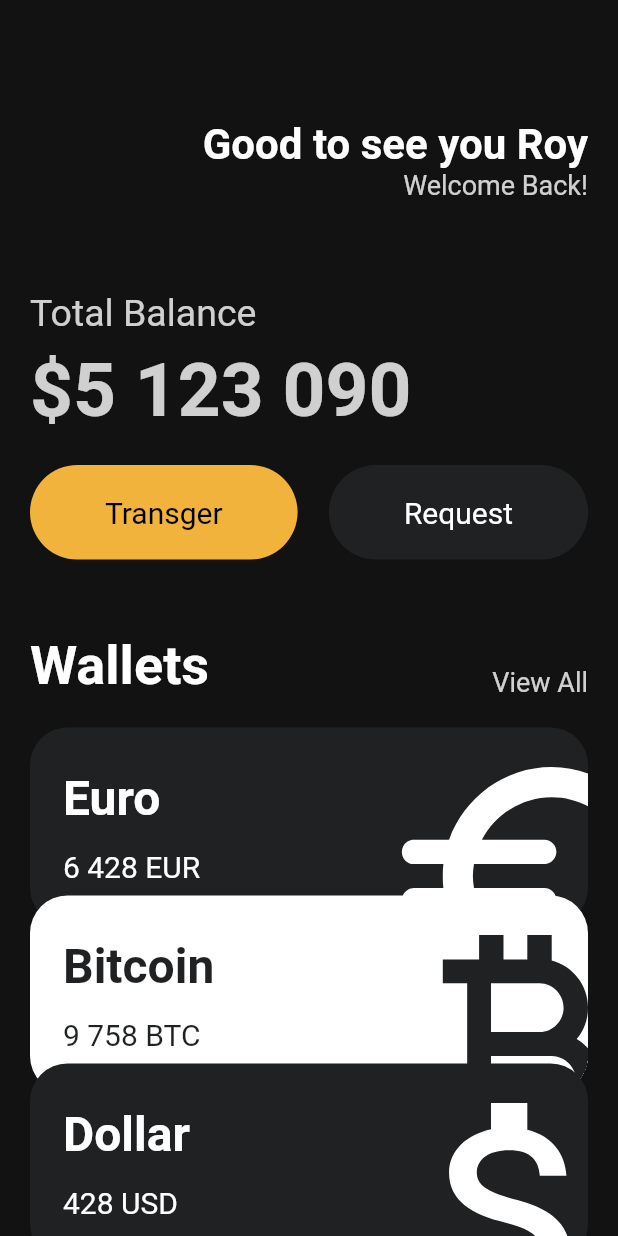
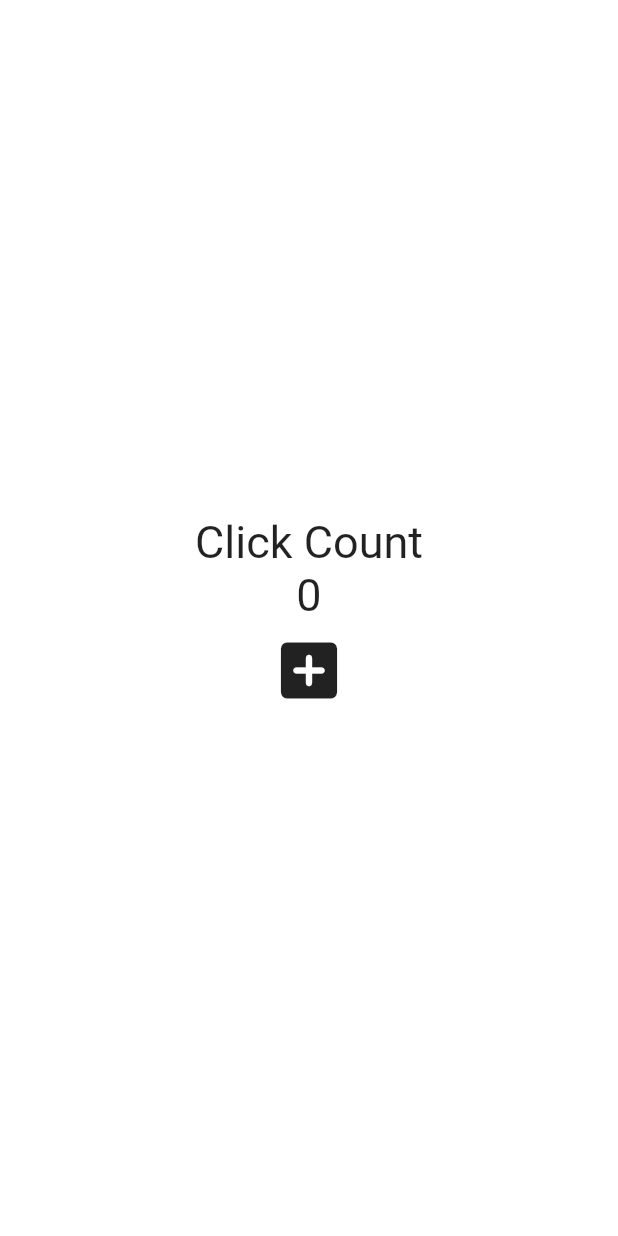
Before and after one commit to roy656/ssoontoon, a Flutter app: the screen it shows after launch, on a phone screen of 412 x 824 dp. Run offline on Flutter 3.47's test engine with Material 2 defaults, Android fonts, the phone set to English and light mode, and no system bars.

Commit message:
Stateful Widget

```diff
--- a/lib/main.dart
+++ b/lib/main.dart
@@ -1,142 +1,49 @@
 import 'package:flutter/material.dart';
-import 'package:ssoontoon/widgets/button.dart';
-import 'package:ssoontoon/widgets/card.dart';
 
-// 정적 화면
 void main() {
   runApp(App());
 }
 
-class App extends StatelessWidget {
+class App extends StatefulWidget {
+  @override
+  State<App> createState() => _AppState();
+}
+
+class _AppState extends State<App> {
+  int counter = 0;
+
+  void onClicked() {
+    setState(() {
+      counter += 1;
+    });
+  }
+
   @override
   Widget build(BuildContext context) {
     return MaterialApp(
       home: Scaffold(
-          backgroundColor: const Color.fromARGB(255, 18, 18, 18),
-          body: SingleChildScrollView(
-            child: Padding(
-              padding: const EdgeInsets.symmetric(horizontal: 20),
+        backgroundColor: Colors.white,
+        body: Center(
           child: Column(
-                crossAxisAlignment: CrossAxisAlignment.start,
-                children: [
-                  const SizedBox(
-                    height: 80,
-                  ),
-                  Row(
-                    mainAxisAlignment: MainAxisAlignment.end,
-                    children: [
-                      Column(
-                        crossAxisAlignment: CrossAxisAlignment.end,
+            mainAxisAlignment: MainAxisAlignment.center,
             children: [
               const Text(
-                            'Good to see you Roy',
-                            style: TextStyle(
-                              color: Colors.white,
-                              fontSize: 28,
-                              fontWeight: FontWeight.w600,
-                            ),
+                'Click Count',
+                style: TextStyle(fontSize: 30),
               ),
               Text(
-                            'Welcome Back!',
-                            style: TextStyle(
-                              fontSize: 18,
-                              color: Colors.white.withOpacity(0.8),
+                '$counter',
+                style: const TextStyle(fontSize: 30),
               ),
-                          ),
-                        ],
-                      )
-                    ],
-                  ),
-                  const SizedBox(
-                    height: 60,
-                  ),
-                  Text(
-                    'Total Balance',
-                    style: TextStyle(
-                        color: Colors.white.withOpacity(0.8), fontSize: 25),
-                  ),
-                  const SizedBox(
-                    height: 8,
-                  ),
-                  Text(
-                    '\$5 123 090',
-                    style: TextStyle(
-                        color: Colors.white.withOpacity(0.8),
-                        fontSize: 50,
-                        fontWeight: FontWeight.w700),
-                  ),
-                  const SizedBox(
-                    height: 20,
-                  ),
-                  Row(
-                    mainAxisAlignment: MainAxisAlignment.spaceBetween,
-                    children: const [
-                      Button(
-                          // Button 역할을 하는 Container 클래스를 만들어서 사용
-                          text: 'Transger',
-                          bgColor: Color(0xfff1b33b),
-                          textColor: Colors.black),
-                      Button(
-                          text: 'Request',
-                          bgColor: Color(0xFF1F2123),
-                          textColor: Colors.white)
-                    ],
-                  ),
-                  const SizedBox(
-                    height: 50,
-                  ),
-                  Row(
-                    crossAxisAlignment: CrossAxisAlignment.end,
-                    mainAxisAlignment: MainAxisAlignment.spaceBetween,
-                    children: [
-                      const Text(
-                        'Wallets',
-                        style: TextStyle(
-                          color: Colors.white,
-                          fontSize: 36,
-                          fontWeight: FontWeight.w600,
-                        ),
-                      ),
-                      Text(
-                        'View All',
-                        style: TextStyle(
-                          color: Colors.white.withOpacity(0.8),
-                          fontSize: 18,
-                        ),
-                      ),
-                    ],
-                  ),
-                  const SizedBox(
-                    height: 20,
-                  ),
-                  const CurrencyCard(
-                    name: 'Euro',
-                    code: 'EUR',
-                    amount: '6 428',
-                    icon: Icons.euro_rounded,
-                    isInverted: false,
-                    offsetOrder: 0,
-                  ),
-                  const CurrencyCard(
-                    name: 'Bitcoin',
-                    code: 'BTC',
-                    amount: '9 758',
-                    icon: Icons.currency_bitcoin,
-                    isInverted: true,
-                    offsetOrder: 1,
-                  ),
-                  const CurrencyCard(
-                    name: 'Dollar',
-                    code: 'USD',
-                    amount: '428',
-                    icon: Icons.attach_money_outlined,
-                    isInverted: false,
-                    offsetOrder: 2,
+              IconButton(
+                iconSize: 50,
+                onPressed: onClicked,
+                icon: const Icon(Icons.add_box_rounded),
               ),
             ],
           ),
         ),
-          )),
+      ),
     );
   }
 }
```
Also changed, not shown: lib/main1.dart (added, +142 -0 lines), 1 other file. Lines whose indentation alone changed are shown as unchanged.
